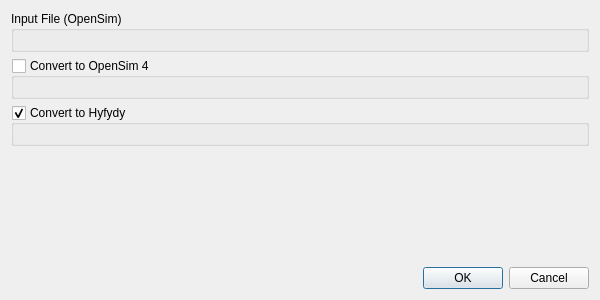
tgeijten/scone-studio, file src/sconestudio/ModelTool.ui: the form before one commit.
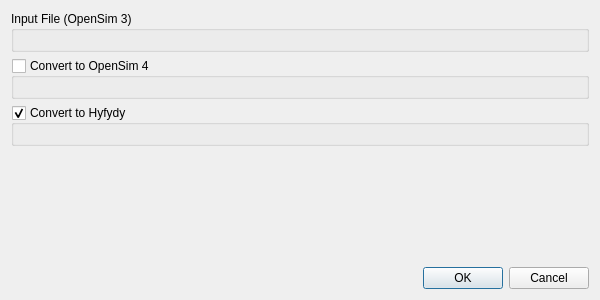
The form after the commit. Custom widgets are drawn as their Qt base class.

Commit message: U: Model conversion dialog now shows only OpenSim 3 models are supported

```diff
--- a/src/sconestudio/ModelTool.ui
+++ b/src/sconestudio/ModelTool.ui
@@ -23,7 +23,7 @@
    <item>
     <widget class="QGroupBox" name="groupBox">
      <property name="title">
-      <string>Input File (OpenSim)</string>
+      <string>Input File (OpenSim 3)</string>
      </property>
      <layout class="QVBoxLayout" name="verticalLayout_2">
       <item>
```
The commit also changes 1 other file.
